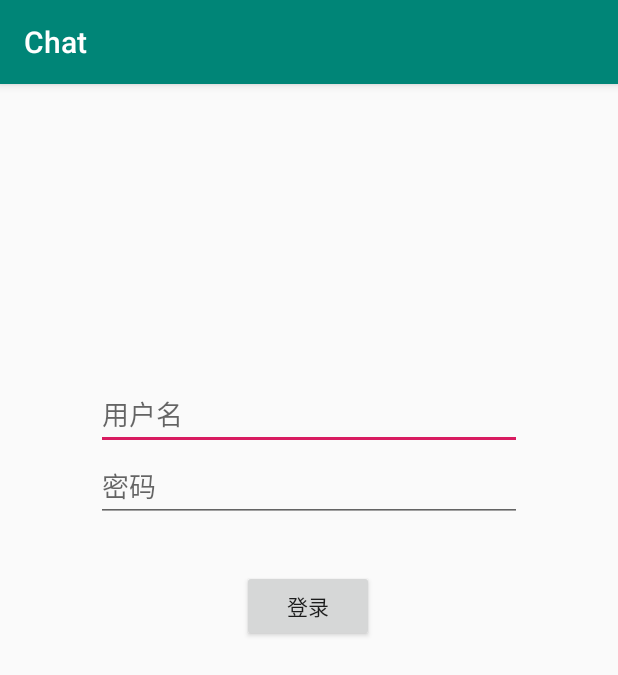
After one commit to ICE1997/Chat, an Android app: the LoginActivity screen opened directly, with no data from a screen before it, on a phone screen of 412 x 824 dp. The commit adds this screen. Shown: the top 675 px of the screen. Run offline under Robolectric (Android 15) with nearby library versions, the phone set to English and light mode, and no system bars.

Commit message:
add other activities

```diff
--- /dev/null
+++ b/app/src/main/java/com/chzu/ice/chat/activity/login/LoginActivity.java
@@ -0,0 +1,16 @@
+package com.chzu.ice.chat.activity.login;
+
+import androidx.appcompat.app.AppCompatActivity;
+
+import android.os.Bundle;
+
+import com.chzu.ice.chat.R;
+
+public class LoginActivity extends AppCompatActivity {
+
+    @Override
+    protected void onCreate(Bundle savedInstanceState) {
+        super.onCreate(savedInstanceState);
+        setContentView(R.layout.activity_login);
+    }
+}
--- a/app/src/main/java/com/chzu/ice/chat/activity/main/MainActivity.java
+++ b/app/src/main/java/com/chzu/ice/chat/activity/main/MainActivity.java
@@ -16,6 +16,8 @@ import androidx.recyclerview.widget.LinearLayoutManager;
 import androidx.recyclerview.widget.RecyclerView;
 
 import com.chzu.ice.chat.R;
+import com.chzu.ice.chat.activity.friends.FriendsActivity;
+import com.chzu.ice.chat.activity.login.LoginActivity;
 import com.chzu.ice.chat.adapter.ChatViewAdapter;
 import com.chzu.ice.chat.db.Message;
 import com.chzu.ice.chat.utils.ObjectBoxHelper;
@@ -45,6 +47,9 @@ public class MainActivity extends AppCompatActivity implements IMainView {
         }
         registerComponents();
         initData();
+
+        Intent intent = new Intent(this, FriendsActivity.class);
+        startActivity(intent);
 
         chatView.smoothScrollToPosition((int) messageBox.count());
 
--- a/app/src/main/java/com/chzu/ice/chat/activity/main/MainModel.java
+++ b/app/src/main/java/com/chzu/ice/chat/activity/main/MainModel.java
@@ -14,10 +14,10 @@ import org.eclipse.paho.client.mqttv3.persist.MemoryPersistence;
 public class MainModel implements IMainModel {
     private static final String TAG = MainModel.class.getSimpleName();
     private static final String broker = "ws://47.106.132.194:8083";
-    private static final String clientId = "device1";
+    private static final String clientId = "device2";
     private IMainPresenter mainPresenter;
     private MqttAsyncClient mClient;
-    private String topic = "test2";
+    private String topic = "test1";
     private MqttConnectOptions opts;
 
     public MainModel(IMainPresenter mainPresenter) throws MqttException {
--- a/app/src/main/java/com/chzu/ice/chat/adapter/ChatViewAdapter.java
+++ b/app/src/main/java/com/chzu/ice/chat/adapter/ChatViewAdapter.java
@@ -1,6 +1,5 @@
 package com.chzu.ice.chat.adapter;
 
-import android.util.Log;
 import android.view.LayoutInflater;
 import android.view.View;
 import android.view.ViewGroup;
@@ -27,7 +26,7 @@ public class ChatViewAdapter extends RecyclerView.Adapter<ChatViewAdapter.ChatVi
     @NonNull
     @Override
     public ChatViewHolder onCreateViewHolder(@NonNull ViewGroup parent, int viewType) {
-        View view = LayoutInflater.from(parent.getContext()).inflate(R.layout.chat_frame, parent, false);
+        View view = LayoutInflater.from(parent.getContext()).inflate(R.layout.chat_surface, parent, false);
         return new ChatViewHolder(view);
     }
 
--- a/app/src/main/java/com/chzu/ice/chat/service/MQTTModel.java
+++ b/app/src/main/java/com/chzu/ice/chat/service/MQTTModel.java
@@ -30,10 +30,10 @@ import io.objectbox.Box;
 public class MQTTModel implements IMQTTModel {
     private final String TAG = MQTTModel.class.getSimpleName();
     private final String broker = "ws://47.106.132.194:8083";
-    private final String clientId = "device1";
+    private final String clientId = "device2";
     private MqttAsyncClient mClient;
     private MqttConnectOptions opt;
-    private String topic = "test1";
+    private String topic = "test2";
     private int qos = 2;
     private IMQTTPresenter imqttPresenter;
     private MqttCallback callback;
--- /dev/null
+++ b/app/src/main/res/layout/activity_login.xml
@@ -0,0 +1,47 @@
+<?xml version="1.0" encoding="utf-8"?>
+<androidx.constraintlayout.widget.ConstraintLayout xmlns:android="http://schemas.android.com/apk/res/android"
+    xmlns:app="http://schemas.android.com/apk/res-auto"
+    xmlns:tools="http://schemas.android.com/tools"
+    android:layout_width="match_parent"
+    android:layout_height="match_parent"
+    tools:context=".activity.login.LoginActivity">
+
+    <EditText
+        android:id="@+id/editUsername"
+        android:layout_width="0dp"
+        android:layout_height="wrap_content"
+        android:layout_marginStart="64dp"
+        android:layout_marginTop="196dp"
+        android:layout_marginEnd="64dp"
+        android:ems="10"
+        android:hint="用户名"
+        android:inputType="textPersonName"
+        app:layout_constraintEnd_toEndOf="parent"
+        app:layout_constraintHorizontal_bias="0.0"
+        app:layout_constraintStart_toStartOf="parent"
+        app:layout_constraintTop_toTopOf="parent" />
+
+    <EditText
+        android:id="@+id/edtPassword"
+        android:layout_width="0dp"
+        android:layout_height="wrap_content"
+        android:layout_marginStart="64dp"
+        android:layout_marginEnd="64dp"
+        android:ems="10"
+        android:hint="密码"
+        android:inputType="textPassword"
+        app:layout_constraintEnd_toEndOf="parent"
+        app:layout_constraintStart_toStartOf="parent"
+        app:layout_constraintTop_toBottomOf="@+id/editUsername" />
+
+    <Button
+        android:id="@+id/btnLogin"
+        android:layout_width="wrap_content"
+        android:layout_height="wrap_content"
+        android:layout_marginTop="32dp"
+        android:text="登录"
+        app:layout_constraintEnd_toEndOf="parent"
+        app:layout_constraintHorizontal_bias="0.498"
+        app:layout_constraintStart_toStartOf="parent"
+        app:layout_constraintTop_toBottomOf="@+id/edtPassword" />
+</androidx.constraintlayout.widget.ConstraintLayout>
```
Also changed, not shown: app/src/main/AndroidManifest.xml (+16 -12 lines), app/src/main/java/com/chzu/ice/chat/activity/friends/FriendsActivity.java (added, +16 -0 lines), app/src/main/java/com/chzu/ice/chat/activity/register/RegisterActivity.java (added, +16 -0 lines), app/src/main/java/com/chzu/ice/chat/adapter/FriendsListAdpter.java (added, +40 -0 lines), app/src/main/res/layout/activity_friends.xml (added, +17 -0 lines), app/src/main/res/layout/activity_register.xml (added, +9 -0 lines), app/src/main/res/layout/friends_list_card.xml (added, +23 -0 lines), app/build.gradle (line endings or trailing spaces), app/src/main/res/layout/chat_surface.xml (renamed from app/src/main/res/layout/chat_frame.xml).
